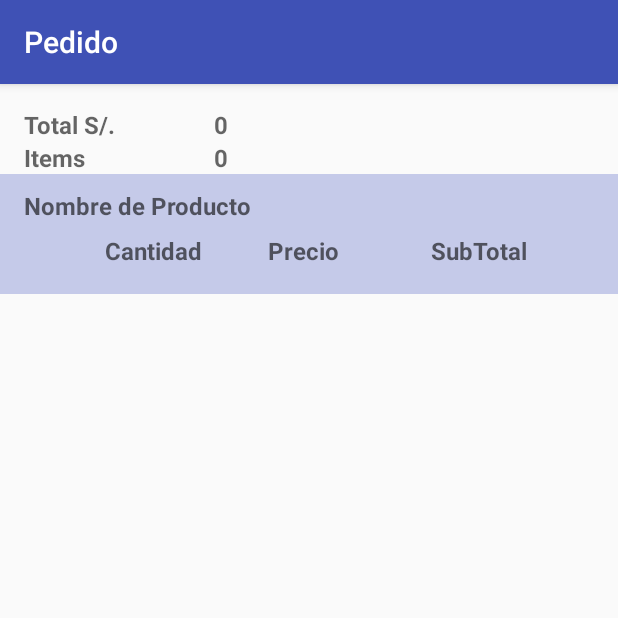
After one commit to CibertecAndroidGrupo2/Grupo2, an Android app: the DetallePedido screen opened directly, with no data from a screen before it, on a phone screen of 412 x 824 dp, the top half of it. The commit adds this screen. Run offline under Robolectric (Android 15) with nearby library versions, the phone set to English and light mode, and no system bars; 2 statements that could not run were skipped.

Commit message:
- Detalle de Pedido - Titulo en el mapa

```diff
--- /dev/null
+++ b/app/src/main/java/ventas/jandysac/com/ventas/DetallePedido.java
@@ -0,0 +1,52 @@
+package ventas.jandysac.com.ventas;
+
+import android.os.Bundle;
+import android.support.v7.app.AppCompatActivity;
+import android.support.v7.widget.LinearLayoutManager;
+import android.support.v7.widget.RecyclerView;
+import android.view.Menu;
+import android.view.MenuItem;
+import android.widget.TextView;
+
+import ventas.jandysac.com.ventas.adapter.recyclerview.RVPedidoDetalleAdapter;
+import ventas.jandysac.com.ventas.dao.DataBaseHelper;
+import ventas.jandysac.com.ventas.entities.PedidoDetalle;
+
+
+public class DetallePedido extends AppCompatActivity implements RVPedidoDetalleAdapter.RVPedidoDetalleAdapterCallBack {
+    TextView tvClienteCodigo;
+    private RecyclerView rvPedidoDetalle;
+    private RVPedidoDetalleAdapter rvPedidoDetalleAdapter;
+    private DataBaseHelper dataBaseHelper;
+    @Override
+    protected void onCreate(Bundle savedInstanceState) {
+        super.onCreate(savedInstanceState);
+        setContentView(R.layout.activity_detalle_pedido);
+        tvClienteCodigo = (TextView) findViewById(R.id.txtTotalPedido);
+        rvPedidoDetalle = (RecyclerView) findViewById(R.id.rvPedidoDetalle);
+
+        if (getIntent().getExtras() != null && getIntent().getExtras().containsKey(DatosCliente.ARG_COD_CLIENTE)) {
+            String codigo_cliente = getIntent().getStringExtra(DatosCliente.ARG_COD_CLIENTE);
+            tvClienteCodigo.setText(codigo_cliente.toString());
+        }
+
+        try {
+            dataBaseHelper = new DataBaseHelper(DetallePedido.this);
+            dataBaseHelper.createDataBase();
+            dataBaseHelper.openDataBase();
+        } catch (Exception ex) {
+            ex.printStackTrace();
+        }
+
+        rvPedidoDetalleAdapter = new RVPedidoDetalleAdapter(DetallePedido.this);
+        rvPedidoDetalle.setHasFixedSize(true);
+        rvPedidoDetalle.setLayoutManager(new LinearLayoutManager(DetallePedido.this));
+        rvPedidoDetalle.setAdapter(rvPedidoDetalleAdapter);
+
+    }
+
+    @Override
+    public void onPedidoDetalleClick(PedidoDetalle pedidodetalle) {
+
+    }
+}
--- a/app/src/main/java/ventas/jandysac/com/ventas/MapaActivity.java
+++ b/app/src/main/java/ventas/jandysac/com/ventas/MapaActivity.java
@@ -33,10 +33,12 @@ public class MapaActivity extends AppCompatActivity implements OnMapReadyCallbac
 
         if (getIntent().getExtras() != null && getIntent().getExtras().containsKey(DatosCliente.ARG_COORDENADAS)) {
             String[] sCoordenadas = getIntent().getStringExtra(DatosCliente.ARG_COORDENADAS).toString().split(",");
+            String nombre_cliente = getIntent().getStringExtra(DatosCliente.ARG_NOMBRE_CLIENTE);
             Double l = Double.valueOf(sCoordenadas[0]);
             Double a = Double.valueOf(sCoordenadas[1]);
 
             coordenadas = new LatLng(l, a);
+            getSupportActionBar().setTitle(String.valueOf(nombre_cliente.toString()));
         }
 
     }
--- a/app/src/main/res/layout/activity_datos_cliente.xml
+++ b/app/src/main/res/layout/activity_datos_cliente.xml
@@ -9,7 +9,7 @@
     <LinearLayout
         android:layout_width="match_parent"
         android:layout_height="wrap_content"
-        android:layout_marginTop="48dp"
+        android:layout_marginTop="20dp"
         android:gravity="center_vertical"
         android:orientation="horizontal">
 
--- /dev/null
+++ b/app/src/main/res/layout/activity_detalle_pedido.xml
@@ -0,0 +1,143 @@
+<LinearLayout xmlns:android="http://schemas.android.com/apk/res/android"
+    xmlns:tools="http://schemas.android.com/tools"
+    android:layout_width="match_parent"
+    android:layout_height="match_parent"
+    android:orientation="vertical"
+    android:paddingBottom="@dimen/activity_vertical_margin"
+    android:paddingTop="@dimen/activity_vertical_margin"
+    tools:context="ventas.jandysac.com.ventas.DetallePedido">
+
+    <LinearLayout
+        android:layout_width="match_parent"
+        android:layout_height="wrap_content"
+        android:orientation="horizontal"
+        android:paddingLeft="@dimen/activity_horizontal_margin"
+        android:paddingRight="@dimen/activity_horizontal_margin">
+
+        <LinearLayout
+            android:layout_width="0dp"
+            android:layout_height="wrap_content"
+            android:layout_weight="1"
+            android:orientation="vertical">
+
+            <TextView
+                android:layout_width="match_parent"
+                android:layout_height="wrap_content"
+                android:hint="Total S/. "
+                android:textSize="16sp"
+                android:textStyle="bold" />
+
+            <TextView
+                android:layout_width="match_parent"
+                android:layout_height="wrap_content"
+                android:hint="Items "
+                android:textSize="16sp"
+                android:textStyle="bold" />
+        </LinearLayout>
+        <LinearLayout
+            android:layout_width="0dp"
+            android:layout_height="wrap_content"
+            android:layout_weight="1"
+            android:orientation="vertical">
+
+            <TextView
+                android:id="@+id/txtTotalPedido"
+                android:layout_width="match_parent"
+                android:layout_height="wrap_content"
+                android:hint="0"
+                android:textSize="16sp"
+                android:textStyle="bold" />
+
+            <TextView
+                android:id="@+id/txtItemsPedido"
+                android:layout_width="match_parent"
+                android:layout_height="wrap_content"
+                android:hint="0"
+                android:textSize="16sp"
+                android:textStyle="bold" />
+        </LinearLayout>
+        <LinearLayout
+            android:layout_width="0dp"
+            android:layout_height="wrap_content"
+            android:layout_weight="1">
+
+        </LinearLayout>
+    </LinearLayout>
+
+    <LinearLayout
+        android:layout_width="match_parent"
+        android:layout_height="80dp"
+        android:background="#C5CAE9"
+        android:orientation="vertical"
+        android:paddingBottom="10dp"
+        android:paddingLeft="@dimen/activity_horizontal_margin"
+        android:paddingRight="@dimen/activity_horizontal_margin"
+        android:paddingTop="10dp">
+
+        <LinearLayout
+            android:layout_width="match_parent"
+            android:layout_height="0dp"
+            android:layout_weight="1"
+            android:orientation="horizontal">
+
+            <TextView
+                android:layout_width="match_parent"
+                android:layout_height="30dp"
+                android:hint="Nombre de Producto"
+                android:textSize="16sp"
+                android:textStyle="bold" />
+        </LinearLayout>
+
+
+        <LinearLayout
+            android:layout_width="match_parent"
+            android:layout_height="0dp"
+            android:layout_weight="1"
+            android:orientation="horizontal">
+
+            <TextView
+                android:layout_width="0dp"
+                android:layout_height="wrap_content"
+                android:layout_weight="1" />
+
+            <TextView
+                android:layout_width="0dp"
+                android:layout_height="wrap_content"
+                android:layout_weight="2"
+                android:hint="Cantidad"
+                android:textSize="16sp"
+                android:textStyle="bold" />
+
+            <TextView
+                android:layout_width="0dp"
+                android:layout_height="wrap_content"
+                android:layout_weight="2"
+                android:hint="Precio"
+                android:textSize="16sp"
+                android:textStyle="bold" />
+
+            <TextView
+                android:layout_width="0dp"
+                android:layout_height="wrap_content"
+                android:layout_weight="2"
+                android:hint="SubTotal"
+                android:textSize="16sp"
+                android:textStyle="bold" />
+        </LinearLayout>
+
+    </LinearLayout>
+
+
+    <LinearLayout
+        android:layout_width="match_parent"
+        android:layout_height="match_parent"
+        android:paddingLeft="@dimen/activity_horizontal_margin"
+        android:paddingRight="@dimen/activity_horizontal_margin">
+
+        <android.support.v7.widget.RecyclerView
+            android:id="@+id/rvPedidoDetalle"
+            android:layout_width="match_parent"
+            android:layout_height="match_parent" />
+    </LinearLayout>
+
+</LinearLayout>
--- a/app/src/main/res/values/strings.xml
+++ b/app/src/main/res/values/strings.xml
@@ -30,5 +30,6 @@
 
     <string name="drawer_item_ayuda">AYUDA</string>
     <string name="drawer_item_cerrar_session">CERRAR SESSION</string>
+    <string name="title_activity_detalle_pedido">DetallePedido</string>
 
 </resources>
```
Also changed, not shown: app/src/main/AndroidManifest.xml (+7 -5 lines), app/src/main/java/ventas/jandysac/com/ventas/BusquedaProducto.java (+4 -5 lines), app/src/main/java/ventas/jandysac/com/ventas/DatosCliente.java (+5 -4 lines), app/src/main/java/ventas/jandysac/com/ventas/dao/PedidoDAO.java (+28 -1 lines), app/src/main/res/menu/menu_detalle_pedido.xml (added, +7 -0 lines), app/src/main/assets/DBVentas.sqlite, 1 other file.
